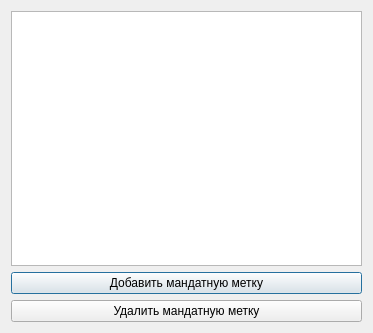
Old version of the form src/ui/CMandatoryMarksEditor.ui in the repository MikhailBersenev/BuksanSpy.
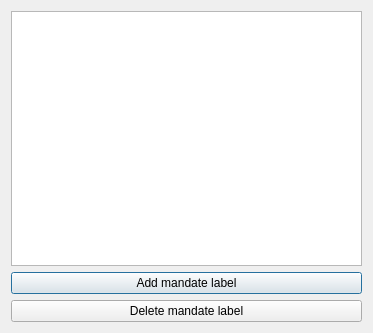
New version of the form.

Diff of the .ui file:
```diff
--- a/src/ui/CMandatoryMarksEditor.ui
+++ b/src/ui/CMandatoryMarksEditor.ui
@@ -20,14 +20,14 @@
    <item>
     <widget class="QPushButton" name="addMandatoryMark_pushButton">
      <property name="text">
-      <string>Добавить мандатную метку</string>
+      <string>Add mandate label</string>
      </property>
     </widget>
    </item>
    <item>
     <widget class="QPushButton" name="DeleteMandatoryMark_pushButton">
      <property name="text">
-      <string>Удалить мандатную метку</string>
+      <string>Delete mandate label</string>
      </property>
     </widget>
    </item>
```
Left out of the diff: 2 changed lines with no effect on the pictures.
